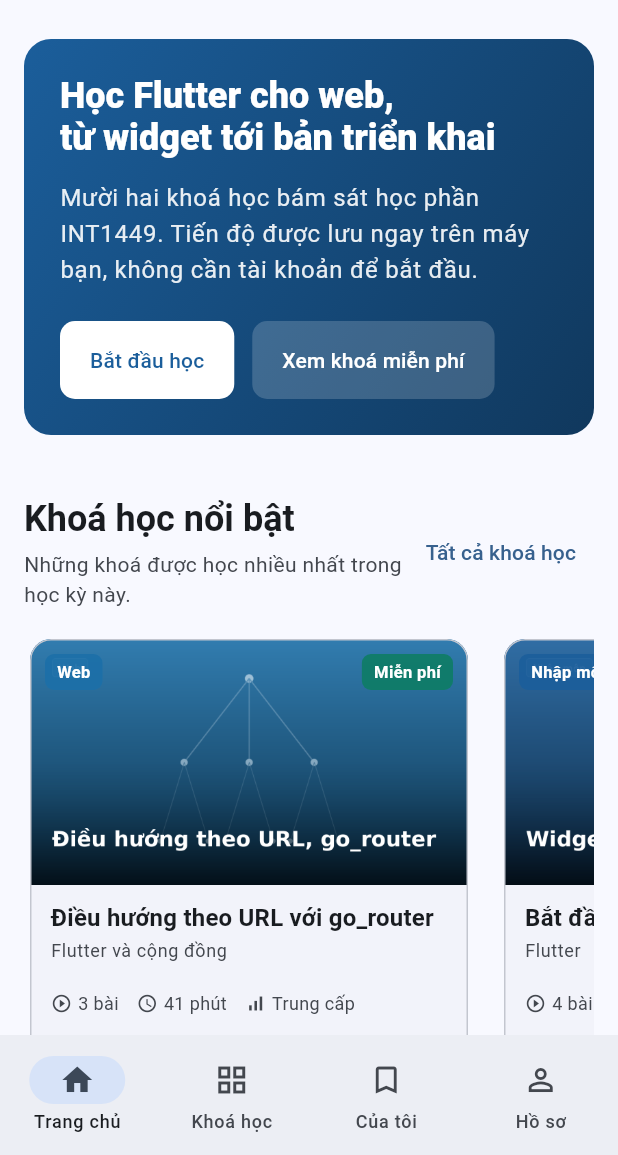
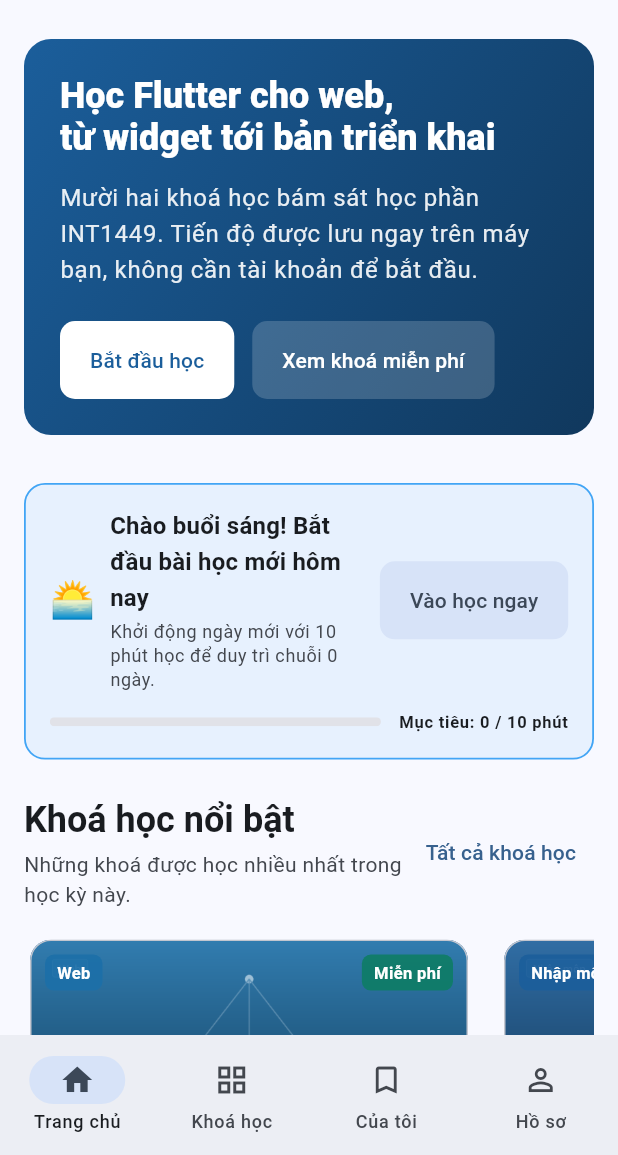
Before and after one commit to MINH-DEV586/flutter_academy, a Flutter app: the screen it shows after launch, on a phone screen of 412 x 824 dp, the part 81-1236 px from its top. Run offline on Flutter 3.47's test engine with Material 3 defaults, Android fonts, the phone set to English and light mode, and no system bars; our stand-ins replace flutter_riverpod, go_router, hive_ce, hive_ce_flutter, youtube_player_iframe; accounts and stored records are empty.

Commit message:
feat(reminders): add smart contextual reminder banner on home screen

```diff
--- a/lib/screens/trang_chu_screen.dart
+++ b/lib/screens/trang_chu_screen.dart
@@ -8,6 +8,7 @@ import '../dinh_tuyen/duong_dan.dart';
 import '../models/bo_loc.dart';
 import '../models/khoa_hoc.dart';
 import '../viewmodels/providers.dart';
+import '../widgets/banner_nhac_nho_streak.dart';
 import '../widgets/muc_noi_bat.dart';
 import '../widgets/trang.dart';
 import '../widgets/trang_thai.dart';
@@ -34,7 +35,8 @@ class TrangChuScreen extends ConsumerWidget {
     return Trang(
       con: [
         const _Mang(),
-        const SizedBox(height: 40),
+        const SizedBox(height: 32),
+        const BannerNhacNhoStreak(),
         if (dangHoc.isNotEmpty) ...[
           MucNoiBat(
             tieuDe: 'Tiếp tục học',
--- /dev/null
+++ b/lib/widgets/banner_nhac_nho_streak.dart
@@ -0,0 +1,147 @@
+import 'package:flutter/material.dart';
+import 'package:flutter_riverpod/flutter_riverpod.dart';
+import 'package:go_router/go_router.dart';
+
+import '../dinh_tuyen/duong_dan.dart';
+import '../models/chuoi_hoc.dart';
+import '../models/nhat_ky_ngay.dart';
+import '../viewmodels/providers.dart';
+
+/// Banner nhắc nhở học tập thông minh dựa trên thời gian thực trong ngày
+/// và trạng thái chuỗi học tập (Streak) của học viên.
+class BannerNhacNhoStreak extends ConsumerWidget {
+  const BannerNhacNhoStreak({super.key});
+
+  @override
+  Widget build(BuildContext context, WidgetRef ref) {
+    final chuoi = ref.watch(chuoiHocProvider).asData?.value;
+    final nhatKyAsync = ref.watch(nhatKyHomNayProvider);
+
+    if (chuoi == null) return const SizedBox.shrink();
+
+    return nhatKyAsync.when(
+      data: (nhatKy) => _NoiDungBanner(chuoi: chuoi, nhatKy: nhatKy),
+      loading: () => const SizedBox.shrink(),
+      error: (_, __) => const SizedBox.shrink(),
+    );
+  }
+}
+
+class _NoiDungBanner extends StatelessWidget {
+  const _NoiDungBanner({required this.chuoi, required this.nhatKy});
+
+  final ChuoiHoc chuoi;
+  final NhatKyNgay nhatKy;
+
+  @override
+  Widget build(BuildContext context) {
+    final mau = Theme.of(context).colorScheme;
+    final t = Theme.of(context).textTheme;
+
+    final gioHienTai = DateTime.now().hour;
+    final daHocHomNay = chuoi.daHocHomNay();
+    final mucTieuPhut = chuoi.mucTieuPhutMoiNgay;
+    final phutDaHoc = nhatKy.thoiGianHocPhut;
+    final tiLeMucTieu = (phutDaHoc / (mucTieuPhut > 0 ? mucTieuPhut : 1)).clamp(0.0, 1.0);
+
+    String tieuDe;
+    String moTa;
+    Color mauVien;
+    Color mauNen;
+    String emoji;
+
+    if (daHocHomNay) {
+      emoji = '🔥';
+      tieuDe = 'Chuỗi học tập đã được giữ vững (${chuoi.chuoiHienTai} ngày liên tục)!';
+      moTa = 'Tuyệt vời! Bạn đã hoàn thành chỉ tiêu học hôm nay. Tiếp tục phát huy nhé!';
+      mauVien = Colors.amber.shade700;
+      mauNen = Colors.amber.withValues(alpha: 0.12);
+    } else if (gioHienTai >= 5 && gioHienTai < 12) {
+      emoji = '🌅';
+      tieuDe = 'Chào buổi sáng! Bắt đầu bài học mới hôm nay';
+      moTa = 'Khởi động ngày mới với 10 phút học để duy trì chuỗi ${chuoi.chuoiHienTai} ngày.';
+      mauVien = Colors.blue.shade400;
+      mauNen = Colors.blue.withValues(alpha: 0.08);
+    } else if (gioHienTai >= 12 && gioHienTai < 18) {
+      emoji = '🌤️';
+      tieuDe = 'Bạn chưa hoàn thành mục tiêu học tập hôm nay';
+      moTa = 'Dành chút thời gian chiều nay để hoàn thành mục tiêu $mucTieuPhut phút nhé!';
+      mauVien = Colors.orange.shade400;
+      mauNen = Colors.orange.withValues(alpha: 0.08);
+    } else {
+      emoji = '🌙';
+      tieuDe = 'Hãy học để duy trì ngọn lửa Streak!';
+      moTa = 'Chỉ còn vài tiếng nữa là hết ngày! Học ngay để không bị đứt chuỗi ${chuoi.chuoiHienTai} ngày.';
+      mauVien = Colors.deepOrange.shade600;
+      mauNen = Colors.deepOrange.withValues(alpha: 0.12);
+    }
+
+    return Container(
+      margin: const EdgeInsets.only(bottom: 24),
+      padding: const EdgeInsets.all(16),
+      decoration: BoxDecoration(
+        color: mauNen,
+        borderRadius: BorderRadius.circular(14),
+        border: Border.all(color: mauVien, width: 1.2),
+      ),
+      child: Column(
+        crossAxisAlignment: CrossAxisAlignment.start,
+        children: [
+          Row(
+            children: [
+              Text(emoji, style: const TextStyle(fontSize: 24)),
+              const SizedBox(width: 10),
+              Expanded(
+                child: Column(
+                  crossAxisAlignment: CrossAxisAlignment.start,
+                  children: [
+                    Text(
+                      tieuDe,
+                      style: t.titleMedium?.copyWith(
+                        fontWeight: FontWeight.bold,
+                      ),
+                    ),
+                    const SizedBox(height: 2),
+                    Text(
+                      moTa,
+                      style: t.bodySmall?.copyWith(color: mau.onSurfaceVariant),
+                    ),
+                  ],
+                ),
+              ),
+              const SizedBox(width: 10),
+              FilledButton.tonal(
+                onPressed: () => context.go(DuongDan.danhSach),
+                child: Text(daHocHomNay ? 'Học thêm' : 'Vào học ngay'),
+              ),
+            ],
+          ),
+          const SizedBox(height: 12),
+          // Thanh tiến độ mục tiêu ngày
+          Row(
+            children: [
+              Expanded(
+                child: ClipRRect(
+                  borderRadius: BorderRadius.circular(4),
+                  child: LinearProgressIndicator(
+                    value: tiLeMucTieu,
+                    minHeight: 6,
+                    backgroundColor: mau.surfaceContainerHighest,
+                    valueColor: AlwaysStoppedAnimation(
+                      daHocHomNay ? Colors.amber.shade700 : mau.primary,
+                    ),
+                  ),
+                ),
+              ),
+              const SizedBox(width: 12),
+              Text(
+                'Mục tiêu: $phutDaHoc / $mucTieuPhut phút',
+                style: t.labelSmall?.copyWith(fontWeight: FontWeight.w600),
+              ),
+            ],
+          ),
+        ],
+      ),
+    );
+  }
+}
```
